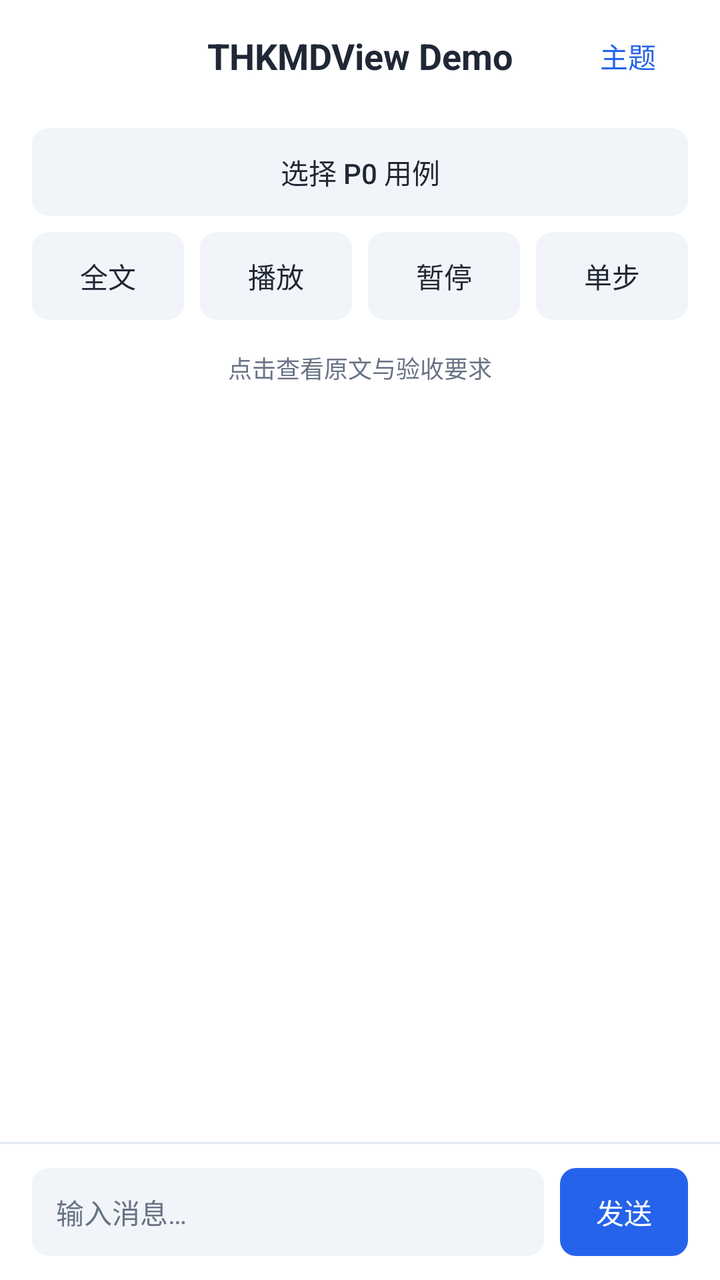
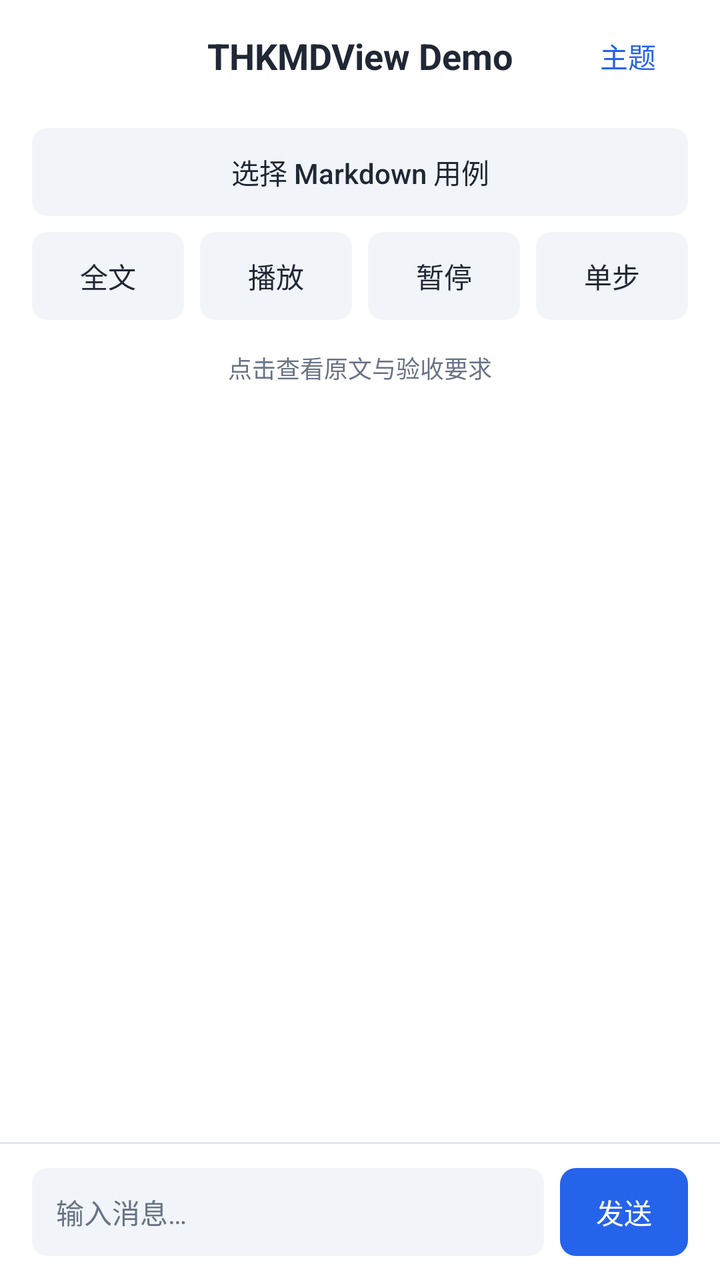

The first picture is an Android layout as it rendered before a commit; the second is the same layout after the commit. The layout source and the unified diff follow.
<!-- AndroidManifest.xml: application theme Theme.THKMDViewSample -->
<!-- res/layout/activity_main.xml -->
<?xml version="1.0" encoding="utf-8"?>
<androidx.constraintlayout.widget.ConstraintLayout xmlns:android="http://schemas.android.com/apk/res/android"
    xmlns:app="http://schemas.android.com/apk/res-auto"
    android:layout_width="match_parent"
    android:layout_height="match_parent">

    <FrameLayout
        android:id="@+id/toolbar"
        android:layout_width="0dp"
        android:layout_height="56dp"
        android:background="@color/demo_surface"
        android:elevation="0dp"
        app:layout_constraintTop_toTopOf="parent"
        app:layout_constraintStart_toStartOf="parent"
        app:layout_constraintEnd_toEndOf="parent">
        <TextView android:layout_width="match_parent" android:layout_height="match_parent" android:layout_marginHorizontal="80dp" android:gravity="center" android:text="@string/app_title" android:textSize="@dimen/demo_title" android:textColor="@color/demo_ink" android:textStyle="bold" android:maxLines="1" android:ellipsize="end" />
        <androidx.appcompat.widget.AppCompatButton android:id="@+id/themeButton" style="@style/DemoButton" android:layout_width="60dp" android:layout_height="44dp" android:layout_gravity="end|center_vertical" android:layout_marginEnd="16dp" android:background="@android:color/transparent" android:textColor="@color/demo_accent" android:text="主题" />
    </FrameLayout>

    <LinearLayout
        android:id="@+id/fixtureControls"
        android:layout_width="0dp"
        android:layout_height="wrap_content"
        android:orientation="vertical"
        android:paddingHorizontal="16dp"
        android:paddingTop="8dp"
        app:layout_constraintTop_toBottomOf="@id/toolbar"
        app:layout_constraintStart_toStartOf="parent"
        app:layout_constraintEnd_toEndOf="parent">
        <androidx.appcompat.widget.AppCompatButton style="@style/DemoButton" android:id="@+id/selectFixture" android:layout_width="match_parent" android:layout_height="44dp" android:maxLines="1" android:ellipsize="end" android:text="选择 P0 用例" />
        <LinearLayout android:layout_width="match_parent" android:layout_height="wrap_content" android:layout_marginTop="8dp" android:orientation="horizontal">
            <androidx.appcompat.widget.AppCompatButton style="@style/DemoButton" android:id="@+id/fixtureFull" android:layout_width="0dp" android:layout_weight="1" android:layout_height="44dp" android:layout_marginStart="0dp" android:text="全文" />
            <androidx.appcompat.widget.AppCompatButton style="@style/DemoButton" android:id="@+id/fixturePlay" android:layout_width="0dp" android:layout_weight="1" android:layout_height="44dp" android:layout_marginStart="8dp" android:text="播放" />
            <androidx.appcompat.widget.AppCompatButton style="@style/DemoButton" android:id="@+id/fixturePause" android:layout_width="0dp" android:layout_weight="1" android:layout_height="44dp" android:layout_marginStart="8dp" android:text="暂停" />
            <androidx.appcompat.widget.AppCompatButton style="@style/DemoButton" android:id="@+id/fixtureStep" android:layout_width="0dp" android:layout_weight="1" android:layout_height="44dp" android:layout_marginStart="8dp" android:text="单步" />
        </LinearLayout>
        <TextView android:id="@+id/fixtureStatus" android:layout_width="match_parent" android:layout_height="48dp" android:gravity="center" android:textSize="@dimen/demo_caption" android:textColor="@color/demo_muted" android:maxLines="2" android:text="点击查看原文与验收要求" />
    </LinearLayout>

    <androidx.recyclerview.widget.RecyclerView
        android:id="@+id/messageList"
        android:layout_width="0dp"
        android:layout_height="0dp"
        android:clipToPadding="false"
        android:paddingHorizontal="16dp"
        android:paddingVertical="8dp"
        app:layoutManager="androidx.recyclerview.widget.LinearLayoutManager"
        app:layout_constraintTop_toBottomOf="@id/fixtureControls"
        app:layout_constraintBottom_toTopOf="@id/inputBar"
        app:layout_constraintStart_toStartOf="parent"
        app:layout_constraintEnd_toEndOf="parent" />

    <View
        android:id="@+id/inputBarDivider"
        android:layout_width="0dp"
        android:layout_height="1dp"
        android:background="@color/demo_border"
        app:layout_constraintBottom_toTopOf="@id/inputBar"
        app:layout_constraintStart_toStartOf="parent"
        app:layout_constraintEnd_toEndOf="parent" />

    <LinearLayout
        android:id="@+id/inputBar"
        android:layout_width="0dp"
        android:layout_height="wrap_content"
        android:background="@color/demo_surface"
        android:gravity="center_vertical"
        android:orientation="horizontal"
        android:paddingHorizontal="16dp"
        android:paddingVertical="12dp"
        app:layout_constraintBottom_toBottomOf="parent"
        app:layout_constraintStart_toStartOf="parent"
        app:layout_constraintEnd_toEndOf="parent">

        <EditText
            android:id="@+id/messageInput"
            android:layout_width="0dp"
            android:layout_height="44dp"
            android:layout_weight="1"
            android:autofillHints=""
            android:background="@drawable/demo_control"
            android:textSize="@dimen/demo_font"
            android:textColor="@color/demo_ink"
            android:textColorHint="@color/demo_muted"
            android:singleLine="true"
            android:hint="@string/message_input_hint"
            android:imeOptions="actionSend"
            android:inputType="textCapSentences"
            android:maxLines="1"
            android:paddingHorizontal="12dp"
            android:paddingVertical="10dp" />

        <androidx.appcompat.widget.AppCompatButton style="@style/DemoButton"
            android:id="@+id/sendButton"
            android:layout_width="64dp"
            android:layout_height="44dp"
            android:layout_marginStart="8dp"
            android:background="@drawable/demo_primary"
            android:textColor="@color/demo_surface"
            android:text="@string/send" />

    </LinearLayout>

</androidx.constraintlayout.widget.ConstraintLayout>
<!-- resources referenced by this layout -->
<resources>
  <color name="demo_accent">#2563EB</color>
  <color name="demo_border">#E2E8F0</color>
  <color name="demo_ink">#202735</color>
  <color name="demo_muted">#697386</color>
  <color name="demo_surface">#FFFFFF</color>
  <dimen name="demo_caption">12sp</dimen>
  <dimen name="demo_font">14sp</dimen>
  <dimen name="demo_title">18sp</dimen>
  <!-- drawable demo_control (drawable) -->
  <shape xmlns:android="http://schemas.android.com/apk/res/android">
      <solid android:color="@color/demo_soft" />
      <corners android:radius="8dp" />
  </shape>
  <!-- drawable demo_primary (drawable) -->
  <shape xmlns:android="http://schemas.android.com/apk/res/android">
      <solid android:color="@color/demo_accent" />
      <corners android:radius="8dp" />
  </shape>
  <string name="app_title">THKMDView Demo</string>
  <string name="message_input_hint">输入消息…</string>
  <string name="send">发送</string>
  <style name="DemoButton" parent="Widget.AppCompat.Button">
          <item name="android:background">@drawable/demo_control</item>
          <item name="backgroundTint">@null</item>
          <item name="android:textColor">@color/demo_ink</item>
          <item name="android:textSize">@dimen/demo_font</item>
          <item name="android:textAllCaps">false</item>
          <item name="android:fontFamily">sans-serif-medium</item>
          <item name="android:minWidth">0dp</item>
          <item name="android:minHeight">0dp</item>
          <item name="android:padding">0dp</item>
          <item name="android:elevation">0dp</item>
          <item name="android:stateListAnimator">@null</item>
      </style>
  <style name="Theme.THKMDViewSample" parent="Theme.MaterialComponents.Light.NoActionBar">
          <item name="colorPrimary">@color/demo_accent</item>
          <item name="colorSecondary">@color/demo_accent</item>
          <item name="android:windowBackground">@color/demo_surface</item>
          <item name="android:statusBarColor">@color/demo_surface</item>
          <item name="android:navigationBarColor">@color/demo_surface</item>
          <item name="android:windowLightStatusBar">true</item>
          <item name="android:windowLightNavigationBar">true</item>
      </style>
  <color name="demo_soft">#F1F5F9</color>
</resources>

<!-- the commit's change to res/layout/activity_main.xml (unified diff, before → after) -->
@@ -27,7 +27,7 @@
         app:layout_constraintTop_toBottomOf="@id/toolbar"
         app:layout_constraintStart_toStartOf="parent"
         app:layout_constraintEnd_toEndOf="parent">
-        <androidx.appcompat.widget.AppCompatButton style="@style/DemoButton" android:id="@+id/selectFixture" android:layout_width="match_parent" android:layout_height="44dp" android:maxLines="1" android:ellipsize="end" android:text="选择 P0 用例" />
+        <androidx.appcompat.widget.AppCompatButton style="@style/DemoButton" android:id="@+id/selectFixture" android:layout_width="match_parent" android:layout_height="44dp" android:maxLines="1" android:ellipsize="end" android:text="选择 Markdown 用例" />
         <LinearLayout android:layout_width="match_parent" android:layout_height="wrap_content" android:layout_marginTop="8dp" android:orientation="horizontal">
             <androidx.appcompat.widget.AppCompatButton style="@style/DemoButton" android:id="@+id/fixtureFull" android:layout_width="0dp" android:layout_weight="1" android:layout_height="44dp" android:layout_marginStart="0dp" android:text="全文" />
             <androidx.appcompat.widget.AppCompatButton style="@style/DemoButton" android:id="@+id/fixturePlay" android:layout_width="0dp" android:layout_weight="1" android:layout_height="44dp" android:layout_marginStart="8dp" android:text="播放" />
